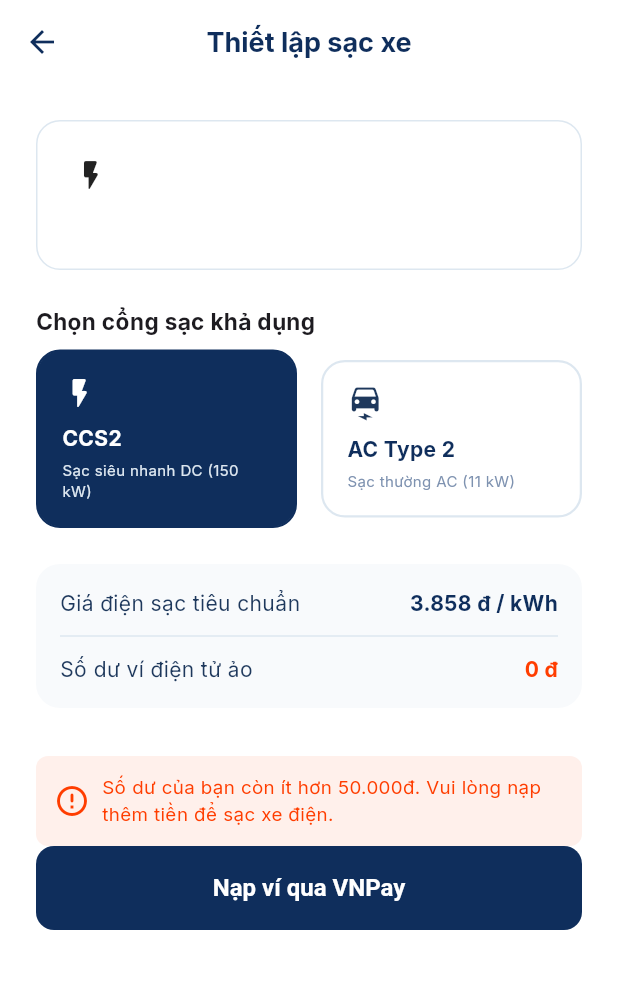
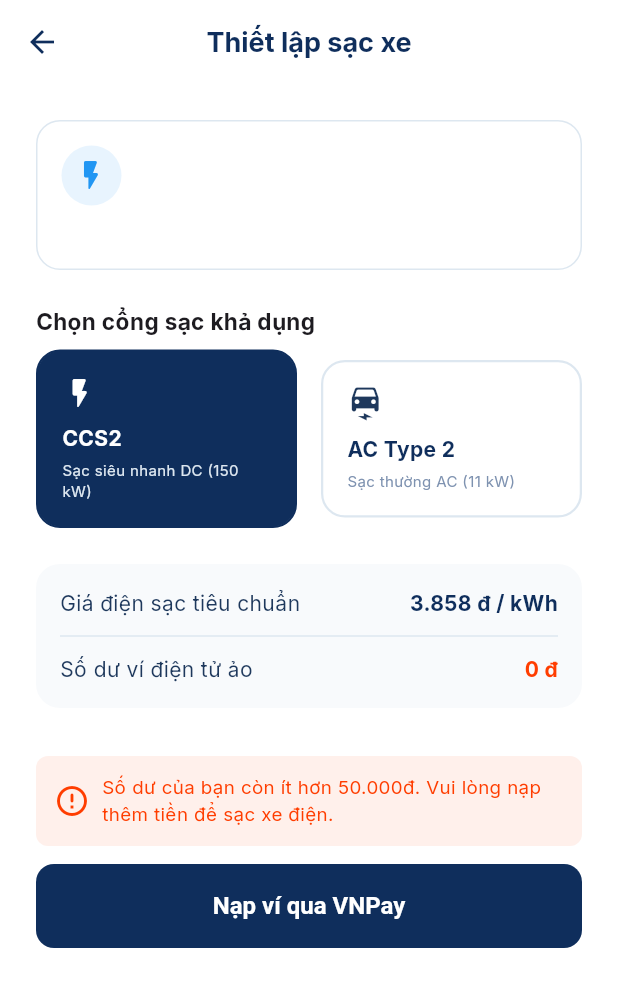
Before and after one commit to vvquy04/vinfast-charging-app, a Flutter app: the PaymentCheckoutScreen screen opened directly with empty values, on a phone screen of 412 x 824 dp. Shown: the top 987 px of the screen. Run offline on Flutter 3.47's test engine with Material 3 defaults, Android fonts, the phone set to English and light mode, and no system bars; our stand-ins replace dio, flutter_rating_bar, geolocator, google_fonts, image_picker, shared_preferences; missing offline and left inert: trackasia_gl; accounts and stored records are empty; network calls fail.

Commit message:
fix(client): fix charging receipt constructor arguments and payment checkout Blue color syntax

```diff
--- a/lib/presentation/screens/home/payment_checkout_screen.dart
+++ b/lib/presentation/screens/home/payment_checkout_screen.dart
@@ -60,10 +60,10 @@ class _PaymentCheckoutScreenState extends State<PaymentCheckoutScreen> {
                         Container(
                           padding: const EdgeInsets.all(8),
                           decoration: BoxDecoration(
-                            color: AppColors.blue.withOpacity(0.1),
+                            color: const Color(0xFF2196F3).withOpacity(0.1),
                             shape: BoxShape.circle,
                           ),
-                          child: const Icon(Icons.flash_on_rounded, color: AppColors.blue),
+                          child: const Icon(Icons.flash_on_rounded, color: Color(0xFF2196F3)),
                         ),
                         const SizedBox(width: AppSizes.sm),
                         Expanded(
@@ -141,7 +141,7 @@ class _PaymentCheckoutScreenState extends State<PaymentCheckoutScreen> {
               // Action Buttons
               if (chargingProvider.balance < 50000) ...[
                 Container(
-                  margin: const EdgeInsets.bottom(12),
+                  margin: const EdgeInsets.only(bottom: 12),
                   padding: const EdgeInsets.all(12),
                   decoration: BoxDecoration(
                     color: AppColors.error.withOpacity(0.08),
```
Also changed, not shown: lib/presentation/screens/home/charging_receipt_screen.dart (+8 -14 lines).
